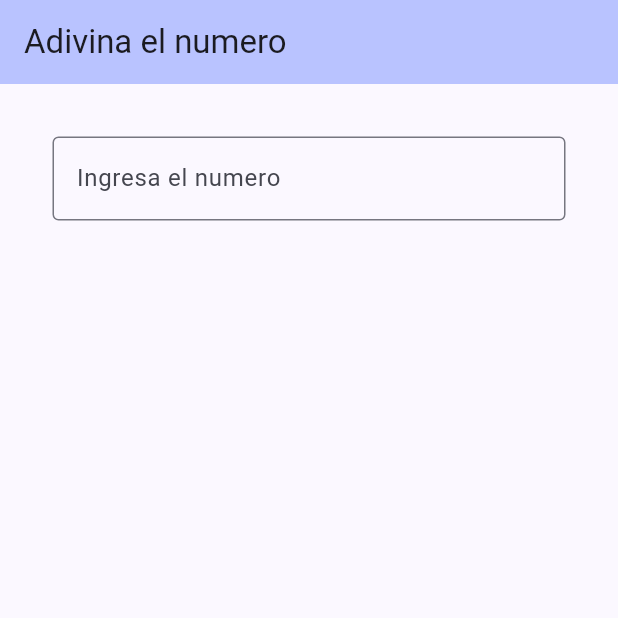
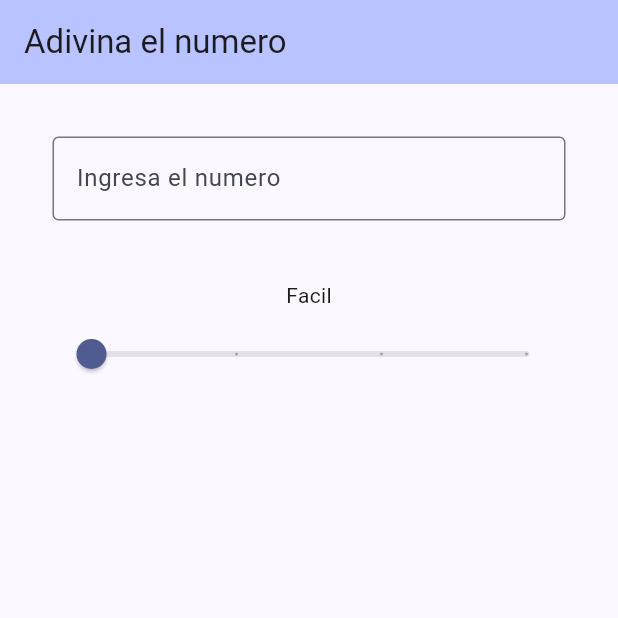
Before and after one commit to BradyDaniels/AdivinaElNumero-Desafio, a Flutter app: the screen it shows after launch, on a phone screen of 412 x 824 dp, the top half of it. Run offline on Flutter 3.47's test engine with Material 3 defaults, Android fonts, the phone set to English and light mode, and no system bars.

Commit message:
Implenetancion de Slider de dificultad

```diff
--- a/lib/main.dart
+++ b/lib/main.dart
@@ -30,6 +30,29 @@ class MyHomePage extends StatefulWidget {
 
 class _MyHomePageState extends State<MyHomePage> {
   String taValue = '';
+  double _difficultySliderValue = 0;
+  int _minNumber = 1;
+  int _maxNumber = 10;
+  int tries = 5;
+
+  String difficultyLabel(double value) {
+    switch (value.round()) {
+      case 0:
+        return "Facil";
+        break;
+      case 1:
+        return "Normal";
+        break;
+      case 2:
+        return "Dificil";
+        break;
+      case 3:
+        return "Avanzado";
+        break;
+      default:
+        return "Facil";
+    }
+  }
 
   @override
   Widget build(BuildContext context) {
@@ -58,6 +81,24 @@ class _MyHomePageState extends State<MyHomePage> {
                     border: OutlineInputBorder(),
                     labelText: "Ingresa el numero"),
               ),
+              SizedBox(
+                height: 40,
+              ),
+              Text(difficultyLabel(_difficultySliderValue)),
+              SizedBox(
+                height: 5,
+              ),
+              Slider(
+                value: _difficultySliderValue,
+                max: 3,
+                divisions: 3,
+                label: difficultyLabel(_difficultySliderValue),
+                onChanged: (double value) {
+                  setState(() {
+                    _difficultySliderValue = value;
+                  });
+                },
+              )
             ],
           ),
         )));
```
